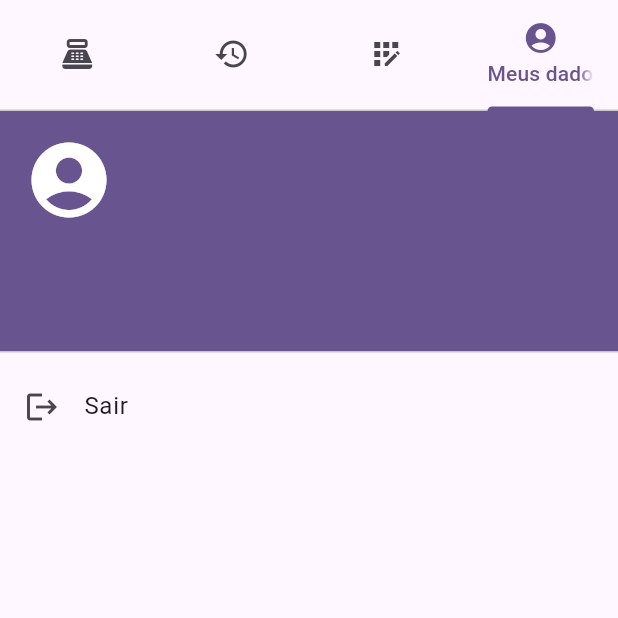
After one commit to leandrofabianjr/todavenda, a Flutter app: the MePage screen opened by its route, on a phone screen of 412 x 824 dp, the top half of it. The commit adds this screen. Run offline on Flutter 3.47's test engine with Material 2 defaults, Android fonts, the phone set to English and light mode, and no system bars; our stand-ins replace bloc, equatable, firebase_auth, firebase_core, flutter_bloc, go_router and 1 more; accounts and stored records are empty; network calls fail.

Commit message:
- Criado aba de dados do usuário e logout. - Alterado tab bar. - Corrigido cor do botão de seleção de cliente na venda

```diff
--- a/lib/app/app_tab_bar.dart
+++ b/lib/app/app_tab_bar.dart
@@ -16,7 +16,7 @@ class AppTabBar extends StatelessWidget {
   Widget build(BuildContext context) {
     return DefaultTabController(
       initialIndex: navigationShell.currentIndex,
-      length: 3,
+      length: 4,
       child: Scaffold(
         body: navigationShell,
         appBar: AppBar(
@@ -24,33 +24,20 @@ class AppTabBar extends StatelessWidget {
           bottom: TabBar(
             tabs: [
               Tab(
-                child: Row(
-                  mainAxisAlignment: MainAxisAlignment.spaceEvenly,
-                  children: [
-                    const Icon(Icons.point_of_sale),
-                    if (navigationShell.currentIndex == 0) const Text('Vender')
-                  ],
-                ),
+                icon: const Icon(Icons.point_of_sale),
+                text: navigationShell.currentIndex == 0 ? 'Vender' : null,
               ),
               Tab(
-                child: Row(
-                  mainAxisAlignment: MainAxisAlignment.spaceEvenly,
-                  children: [
-                    const Icon(Icons.fact_check),
-                    if (navigationShell.currentIndex == 1)
-                      const Text('Relatórios')
-                  ],
-                ),
+                icon: const Icon(Icons.history),
+                text: navigationShell.currentIndex == 1 ? 'Relatórios' : null,
               ),
               Tab(
-                child: Row(
-                  mainAxisAlignment: MainAxisAlignment.spaceEvenly,
-                  children: [
-                    const Icon(Icons.app_registration),
-                    if (navigationShell.currentIndex == 2)
-                      const Text('Cadastros')
-                  ],
-                ),
+                icon: const Icon(Icons.app_registration),
+                text: navigationShell.currentIndex == 2 ? 'Cadastros' : null,
+              ),
+              Tab(
+                icon: const Icon(Icons.account_circle),
+                text: navigationShell.currentIndex == 3 ? 'Meus dados' : null,
               )
             ],
             onTap: (index) => navigationShell.goBranch(
--- a/lib/app/router/app_router.dart
+++ b/lib/app/router/app_router.dart
@@ -4,6 +4,7 @@ import 'package:todavenda/app/router/guards/auth_guard.dart';
 import 'package:todavenda/auth/pages/login/login_page.dart';
 import 'package:todavenda/cart/pages/pages.dart';
 import 'package:todavenda/clients/pages/pages.dart';
+import 'package:todavenda/me/pages/me_page.dart';
 import 'package:todavenda/products/pages/pages.dart';
 import 'package:todavenda/registers/pages/pages.dart';
 import 'package:todavenda/reports/pages/pages.dart';
@@ -16,6 +17,7 @@ final _rootNavigatorKey = GlobalKey<NavigatorState>();
 final _cartNavigatorKey = GlobalKey<NavigatorState>();
 final _reportsNavigatorKey = GlobalKey<NavigatorState>();
 final _registersNavigatorKey = GlobalKey<NavigatorState>();
+final _meNavigatorKey = GlobalKey<NavigatorState>();
 
 final appRouterConfig = GoRouter(
   navigatorKey: _rootNavigatorKey,
@@ -127,6 +129,15 @@ final appRouterConfig = GoRouter(
             ),
           ],
         ),
+        StatefulShellBranch(
+          navigatorKey: _meNavigatorKey,
+          routes: <RouteBase>[
+            GoRoute(
+              path: '/eu',
+              builder: (context, state) => const MePage(),
+            ),
+          ],
+        ),
       ],
     ),
   ],
--- a/lib/auth/bloc/auth_bloc.dart
+++ b/lib/auth/bloc/auth_bloc.dart
@@ -10,6 +10,7 @@ class AuthBloc extends Bloc<AuthEvent, AuthState> {
   AuthBloc(this.authService) : super(AuthInitial()) {
     on<AuthStarted>(_onStarted);
     on<AuthLogged>(_onLogged);
+    on<AuthLoggedOut>(_onLoggedOut);
   }
 
   final AuthService authService;
@@ -26,4 +27,9 @@ class AuthBloc extends Bloc<AuthEvent, AuthState> {
   _onLogged(AuthLogged event, Emitter<AuthState> emit) {
     emit(AuthSuccess(user: event.user));
   }
+
+  _onLoggedOut(AuthLoggedOut event, Emitter<AuthState> emit) async {
+    await authService.logout();
+    emit(AuthFailure());
+  }
 }
--- a/lib/auth/bloc/auth_event.dart
+++ b/lib/auth/bloc/auth_event.dart
@@ -19,3 +19,10 @@ class AuthLogged extends AuthEvent {
   @override
   List<Object> get props => [user];
 }
+
+class AuthLoggedOut extends AuthEvent {
+  const AuthLoggedOut();
+
+  @override
+  List<Object> get props => [];
+}
--- a/lib/auth/models/user.dart
+++ b/lib/auth/models/user.dart
@@ -3,16 +3,18 @@ import 'package:equatable/equatable.dart';
 class AuthUser extends Equatable {
   const AuthUser({
     this.uuid,
-    required this.googleUid,
+    this.googleUid,
     required this.email,
     required this.name,
+    this.picture,
   });
 
   final String? uuid;
-  final String googleUid;
+  final String? googleUid;
   final String email;
   final String name;
+  final String? picture;
 
   @override
-  List<Object?> get props => [uuid, googleUid, email, name];
+  List<Object?> get props => [uuid, googleUid, email, name, picture];
 }
--- a/lib/auth/services/auth_service.dart
+++ b/lib/auth/services/auth_service.dart
@@ -9,6 +9,7 @@ extension on User {
       googleUid: uid,
       email: email ?? '',
       name: displayName ?? '',
+      picture: photoURL,
     );
   }
 }
@@ -30,4 +31,8 @@ class AuthService {
     final UserCredential userCredential = await googleSignIn();
     return userCredential.user?.authUser;
   }
+
+  Future<void> logout() {
+    return FirebaseAuth.instance.signOut();
+  }
 }
--- a/lib/clients/widgets/client_selector.dart
+++ b/lib/clients/widgets/client_selector.dart
@@ -19,8 +19,7 @@ class ClientSelector extends StatelessWidget {
   @override
   Widget build(BuildContext context) {
     return TextButton.icon(
-      style: TextButton.styleFrom(
-          padding: EdgeInsets.zero, backgroundColor: Colors.red),
+      style: TextButton.styleFrom(padding: EdgeInsets.zero),
       onPressed: () {
         showDialog<Client>(
           context: context,
--- /dev/null
+++ b/lib/me/pages/me_page.dart
@@ -0,0 +1,77 @@
+import 'package:flutter/material.dart';
+import 'package:flutter_bloc/flutter_bloc.dart';
+import 'package:go_router/go_router.dart';
+import 'package:todavenda/auth/bloc/auth_bloc.dart';
+import 'package:todavenda/commons/commons.dart';
+
+class MePage extends StatelessWidget {
+  const MePage({super.key});
+
+  @override
+  Widget build(BuildContext context) {
+    return Scaffold(
+      body: BlocConsumer<AuthBloc, AuthState>(
+        listener: (context, state) {
+          if (state is! AuthSuccess) {
+            context.pushReplacement('/login');
+          }
+        },
+        builder: (context, state) {
+          if (state is AuthSuccess) {
+            final user = state.user;
+            return CustomScrollView(
+              slivers: [
+                SliverList(
+                  delegate: SliverChildListDelegate(
+                    [
+                      UserAccountsDrawerHeader(
+                        currentAccountPicture: user.picture != null
+                            ? Image.network(user.picture!)
+                            : Icon(
+                                Icons.account_circle,
+                                size: 60,
+                                color: Theme.of(context).colorScheme.onPrimary,
+                              ),
+                        currentAccountPictureSize: const Size(60, 60),
+                        accountName: Text(user.name),
+                        accountEmail: Text(user.email),
+                      ),
+                    ],
+                  ),
+                ),
+                SliverFillRemaining(
+                  child: ListTile(
+                    leading: const Icon(Icons.logout),
+                    title: const Text('Sair'),
+                    onTap: () {
+                      showDialog(
+                        context: context,
+                        builder: (context) => AlertDialog(
+                          title:
+                              const Text('Deseja realmente sair da aplicação?'),
+                          actions: [
+                            TextButton(
+                              onPressed: () => context
+                                  .read<AuthBloc>()
+                                  .add(const AuthLoggedOut()),
+                              child: const Text('Sim, quero sair'),
+                            ),
+                            TextButton(
+                              onPressed: () => context.pop(),
+                              child: const Text('Cancelar'),
+                            )
+                          ],
+                        ),
+                      );
+                    },
+                  ),
+                ),
+              ],
+            );
+          }
+          return const LoadingWidget();
+        },
+      ),
+    );
+  }
+}
--- /dev/null
+++ b/lib/me/pages/pages.dart
@@ -0,0 +1 @@
+export 'me_page.dart';
--- /dev/null
+++ b/lib/me/user.dart
@@ -0,0 +1 @@
+export 'pages/pages.dart';
```
